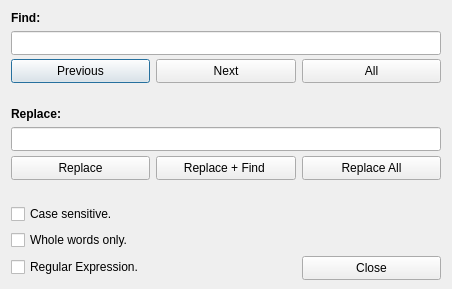
Before: the Qt Designer form src/gui/editorwidget/dialogs/findreplace.ui in Arcachofo/SimulIDE-dev, drawn with Qt 5.
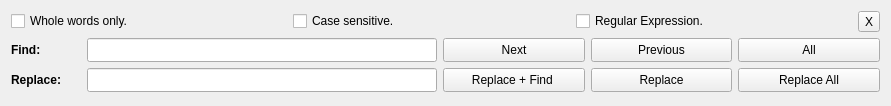
After: the same form once the commit is applied.

Commit message: FindReplace: add to Editor Layout instead of floating window.

Patch:
```diff
--- a/src/gui/editorwidget/dialogs/findreplace.ui
+++ b/src/gui/editorwidget/dialogs/findreplace.ui
@@ -1,29 +1,94 @@
 <?xml version="1.0" encoding="UTF-8"?>
 <ui version="4.0">
  <class>FindReplace</class>
- <widget class="QDialog" name="FindReplace">
+ <widget class="QWidget" name="FindReplace">
   <property name="geometry">
    <rect>
     <x>0</x>
     <y>0</y>
-    <width>452</width>
-    <height>289</height>
+    <width>891</width>
+    <height>106</height>
    </rect>
   </property>
+  <property name="sizePolicy">
+   <sizepolicy hsizetype="Preferred" vsizetype="Preferred">
+    <horstretch>0</horstretch>
+    <verstretch>0</verstretch>
+   </sizepolicy>
+  </property>
   <property name="minimumSize">
    <size>
-    <width>380</width>
-    <height>234</height>
+    <width>0</width>
+    <height>0</height>
    </size>
   </property>
   <property name="windowTitle">
    <string>Search and Replace</string>
   </property>
-  <layout class="QGridLayout" name="gridLayout">
-   <item row="1" column="0" colspan="3">
+  <layout class="QVBoxLayout" name="verticalLayout">
+   <item>
+    <layout class="QHBoxLayout" name="horizontalLayout_3">
+     <item>
+      <widget class="QCheckBox" name="whole">
+       <property name="text">
+        <string>Whole words only.</string>
+       </property>
+      </widget>
+     </item>
+     <item>
+      <widget class="QCheckBox" name="caseS">
+       <property name="text">
+        <string>Case sensitive.</string>
+       </property>
+      </widget>
+     </item>
+     <item>
+      <widget class="QCheckBox" name="regexp">
+       <property name="text">
+        <string>Regular Expression.</string>
+       </property>
+      </widget>
+     </item>
+     <item>
+      <widget class="QToolButton" name="closeButton">
+       <property name="text">
+        <string>X</string>
+       </property>
+      </widget>
+     </item>
+    </layout>
+   </item>
+   <item>
+    <layout class="QHBoxLayout" name="horizontalLayout">
+     <item>
+      <widget class="QLabel" name="label">
+       <property name="sizePolicy">
+        <sizepolicy hsizetype="Preferred" vsizetype="Fixed">
+         <horstretch>0</horstretch>
+         <verstretch>0</verstretch>
+        </sizepolicy>
+       </property>
+       <property name="minimumSize">
+        <size>
+         <width>70</width>
+         <height>0</height>
+        </size>
+       </property>
+       <property name="font">
+        <font>
+         <weight>75</weight>
+         <bold>true</bold>
+        </font>
+       </property>
+       <property name="text">
+        <string>Find:</string>
+       </property>
+      </widget>
+     </item>
+     <item>
     <widget class="QLineEdit" name="findEdit">
      <property name="sizePolicy">
-      <sizepolicy hsizetype="Preferred" vsizetype="Preferred">
+        <sizepolicy hsizetype="Preferred" vsizetype="Fixed">
        <horstretch>0</horstretch>
        <verstretch>0</verstretch>
       </sizepolicy>
@@ -36,36 +101,17 @@
      </property>
     </widget>
    </item>
-   <item row="2" column="0">
-    <widget class="QPushButton" name="prevButton">
-     <property name="sizePolicy">
-      <sizepolicy hsizetype="MinimumExpanding" vsizetype="Preferred">
-       <horstretch>0</horstretch>
-       <verstretch>0</verstretch>
-      </sizepolicy>
-     </property>
-     <property name="minimumSize">
-      <size>
-       <width>100</width>
-       <height>24</height>
-      </size>
-     </property>
-     <property name="text">
-      <string>Previous</string>
-     </property>
-    </widget>
-   </item>
-   <item row="2" column="1">
+     <item>
     <widget class="QPushButton" name="nextButton">
      <property name="sizePolicy">
-      <sizepolicy hsizetype="MinimumExpanding" vsizetype="Preferred">
+        <sizepolicy hsizetype="MinimumExpanding" vsizetype="Fixed">
        <horstretch>0</horstretch>
        <verstretch>0</verstretch>
       </sizepolicy>
      </property>
      <property name="minimumSize">
       <size>
-       <width>100</width>
+         <width>50</width>
        <height>24</height>
       </size>
      </property>
@@ -74,17 +120,36 @@
      </property>
     </widget>
    </item>
-   <item row="2" column="2">
+     <item>
+      <widget class="QPushButton" name="prevButton">
+       <property name="sizePolicy">
+        <sizepolicy hsizetype="MinimumExpanding" vsizetype="Fixed">
+         <horstretch>0</horstretch>
+         <verstretch>0</verstretch>
+        </sizepolicy>
+       </property>
+       <property name="minimumSize">
+        <size>
+         <width>50</width>
+         <height>24</height>
+        </size>
+       </property>
+       <property name="text">
+        <string>Previous</string>
+       </property>
+      </widget>
+     </item>
+     <item>
     <widget class="QPushButton" name="allButton">
      <property name="sizePolicy">
-      <sizepolicy hsizetype="MinimumExpanding" vsizetype="Preferred">
+        <sizepolicy hsizetype="MinimumExpanding" vsizetype="Fixed">
        <horstretch>0</horstretch>
        <verstretch>0</verstretch>
       </sizepolicy>
      </property>
      <property name="minimumSize">
       <size>
-       <width>100</width>
+         <width>50</width>
        <height>24</height>
       </size>
      </property>
@@ -93,17 +158,39 @@
      </property>
     </widget>
    </item>
-   <item row="3" column="0">
-    <widget class="QLabel" name="label_3">
+    </layout>
+   </item>
+   <item>
+    <layout class="QHBoxLayout" name="horizontalLayout_2">
+     <item>
+      <widget class="QLabel" name="label_2">
+       <property name="sizePolicy">
+        <sizepolicy hsizetype="Preferred" vsizetype="Fixed">
+         <horstretch>0</horstretch>
+         <verstretch>0</verstretch>
+        </sizepolicy>
+       </property>
+       <property name="minimumSize">
+        <size>
+         <width>70</width>
+         <height>0</height>
+        </size>
+       </property>
+       <property name="font">
+        <font>
+         <weight>75</weight>
+         <bold>true</bold>
+        </font>
+       </property>
      <property name="text">
-      <string notr="true"/>
+        <string>Replace:</string>
      </property>
     </widget>
    </item>
-   <item row="5" column="0" colspan="3">
+     <item>
     <widget class="QLineEdit" name="replaceEdit">
      <property name="sizePolicy">
-      <sizepolicy hsizetype="Preferred" vsizetype="Preferred">
+        <sizepolicy hsizetype="Preferred" vsizetype="Fixed">
        <horstretch>0</horstretch>
        <verstretch>0</verstretch>
       </sizepolicy>
@@ -116,36 +203,17 @@
      </property>
     </widget>
    </item>
-   <item row="6" column="0">
-    <widget class="QPushButton" name="replaceButton">
-     <property name="sizePolicy">
-      <sizepolicy hsizetype="MinimumExpanding" vsizetype="Preferred">
-       <horstretch>0</horstretch>
-       <verstretch>0</verstretch>
-      </sizepolicy>
-     </property>
-     <property name="minimumSize">
-      <size>
-       <width>100</width>
-       <height>24</height>
-      </size>
-     </property>
-     <property name="text">
-      <string>Replace</string>
-     </property>
-    </widget>
-   </item>
-   <item row="6" column="1">
+     <item>
     <widget class="QPushButton" name="replFindButton">
      <property name="sizePolicy">
-      <sizepolicy hsizetype="MinimumExpanding" vsizetype="Preferred">
+        <sizepolicy hsizetype="MinimumExpanding" vsizetype="Fixed">
        <horstretch>0</horstretch>
        <verstretch>0</verstretch>
       </sizepolicy>
      </property>
      <property name="minimumSize">
       <size>
-       <width>100</width>
+         <width>50</width>
        <height>24</height>
       </size>
      </property>
@@ -154,17 +222,36 @@
      </property>
     </widget>
    </item>
-   <item row="6" column="2">
+     <item>
+      <widget class="QPushButton" name="replaceButton">
+       <property name="sizePolicy">
+        <sizepolicy hsizetype="MinimumExpanding" vsizetype="Fixed">
+         <horstretch>0</horstretch>
+         <verstretch>0</verstretch>
+        </sizepolicy>
+       </property>
+       <property name="minimumSize">
+        <size>
+         <width>50</width>
+         <height>24</height>
+        </size>
+       </property>
+       <property name="text">
+        <string>Replace</string>
+       </property>
+      </widget>
+     </item>
+     <item>
     <widget class="QPushButton" name="replAllButton">
      <property name="sizePolicy">
-      <sizepolicy hsizetype="MinimumExpanding" vsizetype="Preferred">
+        <sizepolicy hsizetype="MinimumExpanding" vsizetype="Fixed">
        <horstretch>0</horstretch>
        <verstretch>0</verstretch>
       </sizepolicy>
      </property>
      <property name="minimumSize">
       <size>
-       <width>100</width>
+         <width>50</width>
        <height>24</height>
       </size>
      </property>
@@ -173,78 +260,7 @@
      </property>
     </widget>
    </item>
-   <item row="7" column="0">
-    <widget class="QLabel" name="label_4">
-     <property name="text">
-      <string notr="true"/>
-     </property>
-    </widget>
-   </item>
-   <item row="10" column="2">
-    <widget class="QPushButton" name="closeButton">
-     <property name="sizePolicy">
-      <sizepolicy hsizetype="Preferred" vsizetype="Preferred">
-       <horstretch>0</horstretch>
-       <verstretch>0</verstretch>
-      </sizepolicy>
-     </property>
-     <property name="minimumSize">
-      <size>
-       <width>100</width>
-       <height>24</height>
-      </size>
-     </property>
-     <property name="text">
-      <string>Close</string>
-     </property>
-    </widget>
-   </item>
-   <item row="0" column="0" colspan="2">
-    <widget class="QLabel" name="label">
-     <property name="font">
-      <font>
-       <weight>75</weight>
-       <bold>true</bold>
-      </font>
-     </property>
-     <property name="text">
-      <string>Find:</string>
-     </property>
-    </widget>
-   </item>
-   <item row="4" column="0" colspan="2">
-    <widget class="QLabel" name="label_2">
-     <property name="font">
-      <font>
-       <weight>75</weight>
-       <bold>true</bold>
-      </font>
-     </property>
-     <property name="text">
-      <string>Replace:</string>
-     </property>
-    </widget>
-   </item>
-   <item row="8" column="0" colspan="2">
-    <widget class="QCheckBox" name="caseS">
-     <property name="text">
-      <string>Case sensitive.</string>
-     </property>
-    </widget>
-   </item>
-   <item row="9" column="0" colspan="2">
-    <widget class="QCheckBox" name="whole">
-     <property name="text">
-      <string>Whole words only.</string>
-     </property>
-    </widget>
-   </item>
-   <item row="10" column="0" colspan="2">
-    <widget class="QCheckBox" name="regexp">
-     <property name="text">
-      <string>Regular Expression.</string>
-     </property>
-    </widget>
+    </layout>
    </item>
   </layout>
  </widget>
```
Lines whose indentation alone changed are shown as unchanged. The commit also changes 3 other files.
